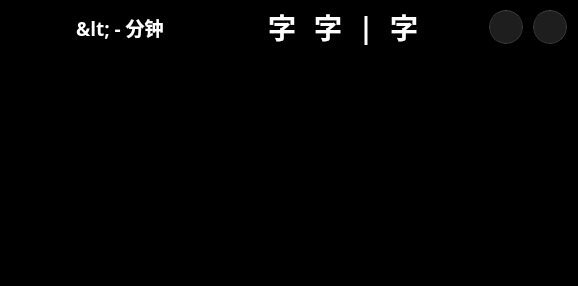
Before: the Qt Designer form ui/blackboard.ui in Yersmagit/cw-lessons-displayer, drawn with Qt 5.
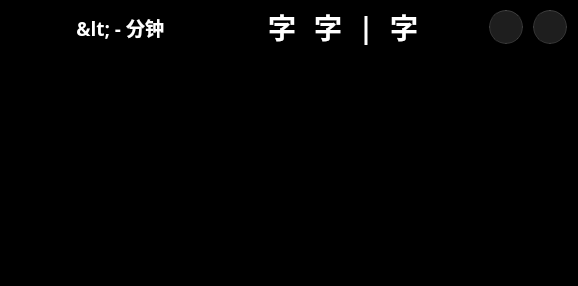
After: the same form once the commit is applied. Icons and pictures are not drawn. Custom widgets are drawn as their Qt base class.

```diff
--- a/ui/blackboard.ui
+++ b/ui/blackboard.ui
@@ -115,6 +115,12 @@
         </item>
         <item>
          <widget class="QLabel" name="countdown">
+          <property name="minimumSize">
+           <size>
+            <width>83</width>
+            <height>0</height>
+           </size>
+          </property>
           <property name="font">
            <font>
             <family>HarmonyOS Sans SC</family>
@@ -127,6 +133,9 @@
           <property name="toolTip">
            <string>剩余时间</string>
           </property>
+          <property name="layoutDirection">
+           <enum>Qt::LeftToRight</enum>
+          </property>
           <property name="styleSheet">
            <string notr="true">border: none;
 color: rgb(255, 255, 255);
@@ -140,7 +149,7 @@
            <enum>Qt::PlainText</enum>
           </property>
           <property name="alignment">
-           <set>Qt::AlignLeading|Qt::AlignLeft|Qt::AlignVCenter</set>
+           <set>Qt::AlignRight|Qt::AlignTrailing|Qt::AlignVCenter</set>
           </property>
          </widget>
         </item>
```
